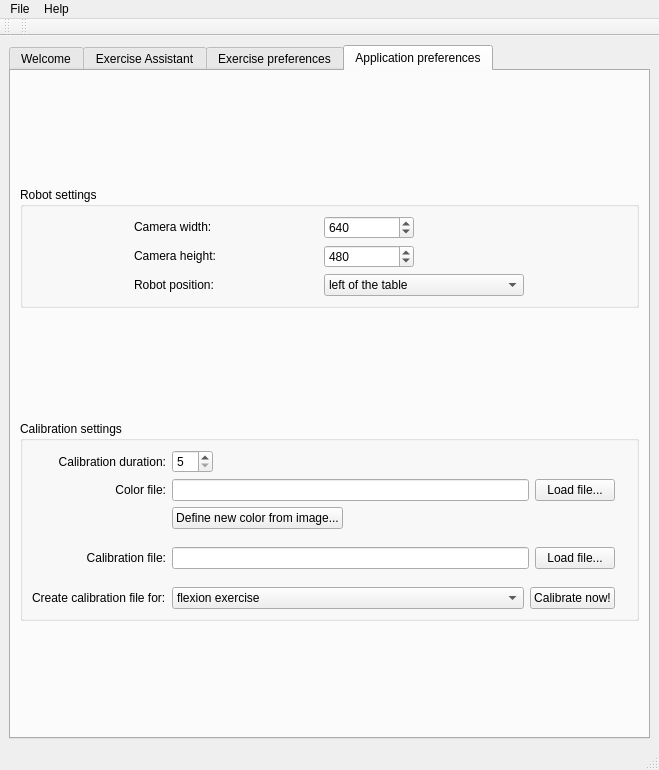
Qt form src/gui/ui_files/QTRehaZenterGUI.ui (tolgasaglik/rehabilitation_framework) before a commit.
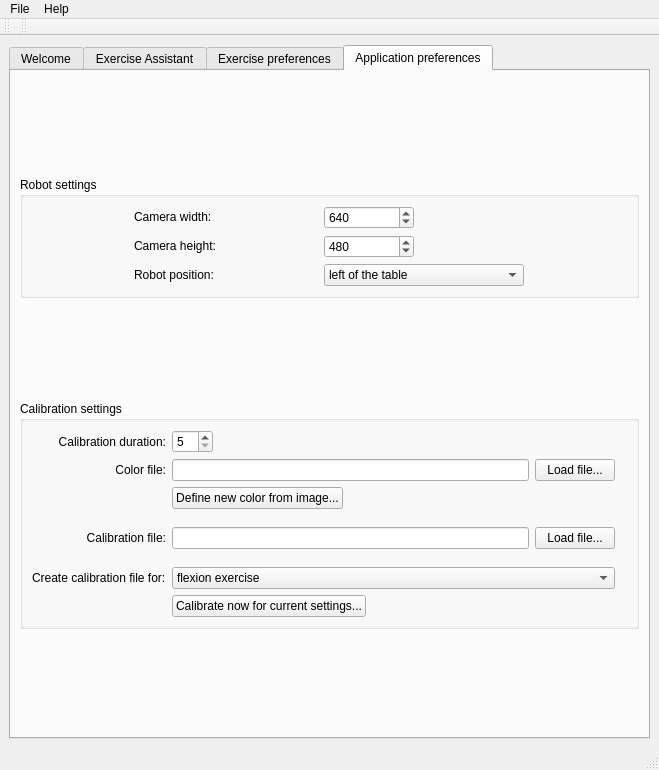
The same form after that commit. The open tabs and pages were chosen to show the change. Icons and pictures are not drawn.

```diff
--- a/src/gui/ui_files/QTRehaZenterGUI.ui
+++ b/src/gui/ui_files/QTRehaZenterGUI.ui
@@ -1111,19 +1111,6 @@
                </item>
               </widget>
              </item>
-             <item>
-              <widget class="QPushButton" name="btnCalibrateNow">
-               <property name="sizePolicy">
-                <sizepolicy hsizetype="Maximum" vsizetype="Fixed">
-                 <horstretch>0</horstretch>
-                 <verstretch>0</verstretch>
-                </sizepolicy>
-               </property>
-               <property name="text">
-                <string>Calibrate now!</string>
-               </property>
-              </widget>
-             </item>
             </layout>
            </item>
            <item row="8" column="2">
@@ -1254,6 +1241,19 @@
              </property>
             </widget>
            </item>
+           <item row="11" column="2">
+            <widget class="QPushButton" name="btnCalibrateNow">
+             <property name="sizePolicy">
+              <sizepolicy hsizetype="Maximum" vsizetype="Fixed">
+               <horstretch>0</horstretch>
+               <verstretch>0</verstretch>
+              </sizepolicy>
+             </property>
+             <property name="text">
+              <string>Calibrate now for current settings...</string>
+             </property>
+            </widget>
+           </item>
           </layout>
          </widget>
         </item>
```
Left out of the diff: 38 changed lines with no effect on the pictures.
